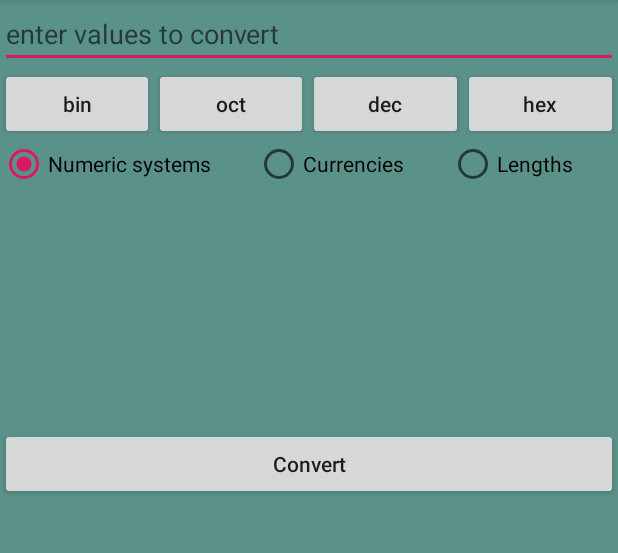
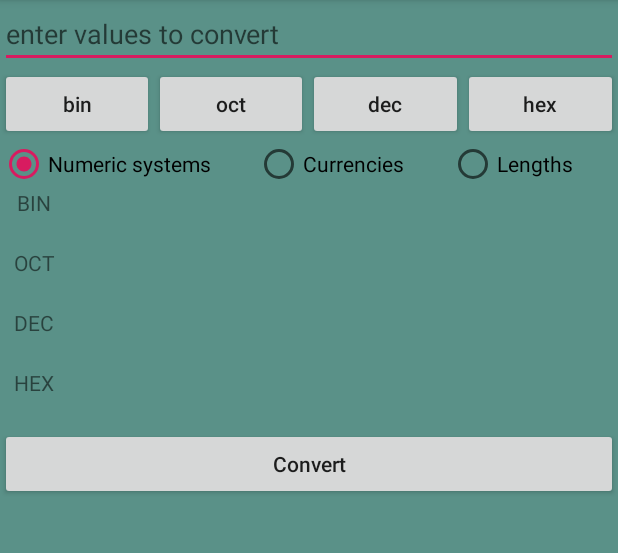
Before and after one commit to GFPCommand/Universal-application, an Android app: the ConverterActivity screen opened directly, with no data from a screen before it, on a phone screen of 412 x 824 dp, the part 84-637 px from its top. Run offline under Robolectric (Android 15) with nearby library versions, the phone set to English and light mode, and no system bars.

```diff
--- a/app/src/main/AndroidManifest.xml
+++ b/app/src/main/AndroidManifest.xml
@@ -5,7 +5,8 @@
 
     <uses-permission android:name="android.permission.CAMERA"/>
     <uses-permission android:name="android.permission.FLASHLIGHT"/>
-    <uses-feature android:name="android.hardware.camera"/>
+    <uses-feature android:name="android.hardware.camera"
+        android:required="true"/>
 
     <application
         android:allowBackup="true"
--- a/app/src/main/res/layout/activity_converter.xml
+++ b/app/src/main/res/layout/activity_converter.xml
@@ -91,30 +91,86 @@
         android:layout_height="wrap_content">
 
         <TextView
+            android:id="@+id/out1"
+            android:layout_width="match_parent"
+            android:layout_height="40dp"
+            android:layout_weight="8"
+            android:text="BIN"
+            android:textAlignment="center" />
+
+        <TextView
             android:id="@+id/outputField1"
             android:layout_width="match_parent"
-            android:layout_height="40dp" />
+            android:layout_height="40dp"
+            android:layout_weight="1"/>
 
     </LinearLayout>
+
+    <LinearLayout
+        android:layout_width="match_parent"
+        android:layout_height="wrap_content">
+
+        <TextView
+            android:id="@+id/out2"
+            android:layout_width="match_parent"
+            android:layout_height="40dp"
+            android:layout_weight="8"
+            android:text="OCT"
+            android:textAlignment="center"/>
 
         <TextView
             android:id="@+id/outputField2"
             android:layout_width="match_parent"
-        android:layout_height="40dp" />
+            android:layout_height="40dp"
+            android:layout_weight="1"/>
+
+    </LinearLayout>
+
+    <LinearLayout
+        android:layout_width="match_parent"
+        android:layout_height="wrap_content">
+
+        <TextView
+            android:id="@+id/out3"
+            android:layout_width="match_parent"
+            android:layout_height="40dp"
+            android:layout_weight="8"
+            android:text="DEC"
+            android:textAlignment="center"/>
+
         <TextView
             android:id="@+id/outputField3"
             android:layout_width="match_parent"
-        android:layout_height="40dp" />
+            android:layout_height="40dp"
+            android:layout_weight="1"/>
+
+    </LinearLayout>
+
+    <LinearLayout
+        android:layout_width="match_parent"
+        android:layout_height="wrap_content">
+
+        <TextView
+            android:id="@+id/out4"
+            android:layout_width="match_parent"
+            android:layout_height="40dp"
+            android:layout_weight="8"
+            android:text="HEX"
+            android:textAlignment="center"/>
+
         <TextView
             android:id="@+id/outputField4"
             android:layout_width="match_parent"
-        android:layout_height="40dp" />
+            android:layout_height="40dp"
+            android:layout_weight="1"/>
+
+    </LinearLayout>
 
     <Button
         android:id="@+id/convert"
         android:layout_width="match_parent"
         android:layout_height="wrap_content"
-        android:text="Convert"
+        android:text="@string/convert"
         android:textAllCaps="false" />
 
     <TextView
--- a/app/src/main/res/values/strings.xml
+++ b/app/src/main/res/values/strings.xml
@@ -63,4 +63,5 @@
     <string name="plot">Plot</string>
     <string name="asterisk">*</string>
     <string name="enter_values">enter values to convert</string>
+    <string name="convert">Convert</string>
 </resources>
--- a/build.gradle
+++ b/build.gradle
@@ -7,7 +7,7 @@ buildscript {
         jcenter()
     }
     dependencies {
-        classpath 'com.android.tools.build:gradle:3.2.1'
+        classpath 'com.android.tools.build:gradle:3.4.0'
 
 
         // NOTE: Do not place your application dependencies here; they belong
```
Also changed, not shown: app/src/main/java/com/GFPCommand/UAFA/ConverterActivity.java (+58 -26 lines), gradle/wrapper/gradle-wrapper.properties. Lines whose indentation alone changed are shown as unchanged.
